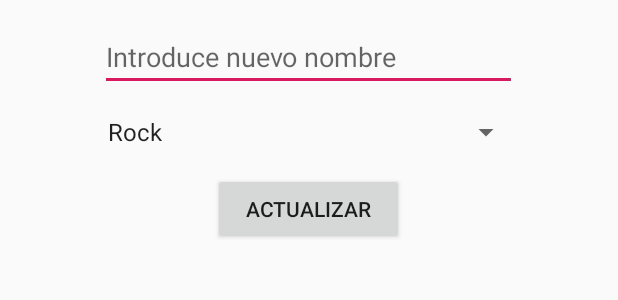
After one commit to oscarcillo/Ejemplo_Autenticacion_Firebase, an Android app: the layout update_dialog.xml on its own in the app's theme, with its tools: preview values and no code run, on a phone screen of 412 x 824 dp. The commit adds this screen. Shown: the top 300 px of the screen. Run offline under Robolectric (Android 15) with nearby library versions, the phone set to English and light mode, and no system bars.

Commit message:
Añadida función para modificar el nombre y genero de un artista

```diff
--- /dev/null
+++ b/app/src/main/res/layout/update_dialog.xml
@@ -0,0 +1,31 @@
+<?xml version="1.0" encoding="utf-8"?>
+<LinearLayout xmlns:android="http://schemas.android.com/apk/res/android"
+    android:layout_width="match_parent"
+    android:layout_height="match_parent"
+    android:gravity="center_horizontal"
+    android:orientation="vertical">
+
+    <EditText
+        android:id="@+id/editTextNameDialog"
+        android:layout_width="278dp"
+        android:layout_height="wrap_content"
+        android:layout_marginTop="15dp"
+        android:layout_marginBottom="15dp"
+        android:ems="10"
+        android:hint="Introduce nuevo nombre"
+        android:inputType="textPersonName" />
+
+    <Spinner
+        android:id="@+id/spinnerGenresDialog"
+        android:layout_width="284dp"
+        android:layout_height="wrap_content"
+        android:layout_marginBottom="15dp"
+        android:entries="@array/genres" />
+
+    <Button
+        android:id="@+id/buttonUpdate"
+        android:layout_width="127dp"
+        android:layout_height="wrap_content"
+        android:text="Actualizar"
+        android:layout_marginBottom="15dp"/>
+</LinearLayout>
```
Also changed, not shown: app/src/main/java/com/otr/ejemplo_autenticacion_firebase/DatosActivity.java (+56 -3 lines).
